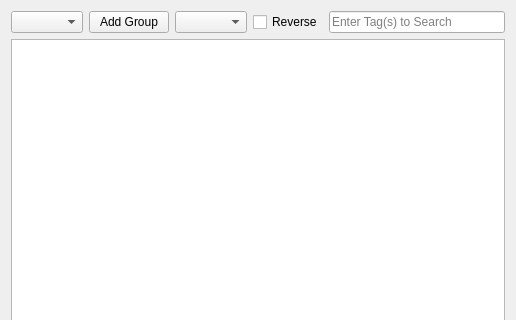
Qt form interfaces/imageViewBase.ui (HaW-Tagger/HWtagger) before a commit; both pictures show x 0 to 516 and y 0 to 320 of the 516 by 844 pixel window.
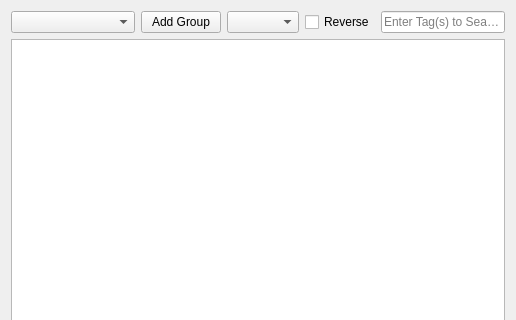
The same form after that commit. Icons and pictures are not drawn.

What changed in the file:
```diff
--- a/interfaces/imageViewBase.ui
+++ b/interfaces/imageViewBase.ui
@@ -6,7 +6,7 @@
    <rect>
     <x>0</x>
     <y>0</y>
-    <width>497</width>
+    <width>508</width>
     <height>844</height>
    </rect>
   </property>
@@ -21,6 +21,12 @@
      </property>
      <item>
       <widget class="QComboBox" name="comboBox_group_name">
+       <property name="sizePolicy">
+        <sizepolicy hsizetype="Expanding" vsizetype="Fixed">
+         <horstretch>0</horstretch>
+         <verstretch>0</verstretch>
+        </sizepolicy>
+       </property>
        <property name="toolTip">
         <string>list of groups</string>
        </property>
```
Left out of the diff: 3 changed lines with no effect on the pictures.
